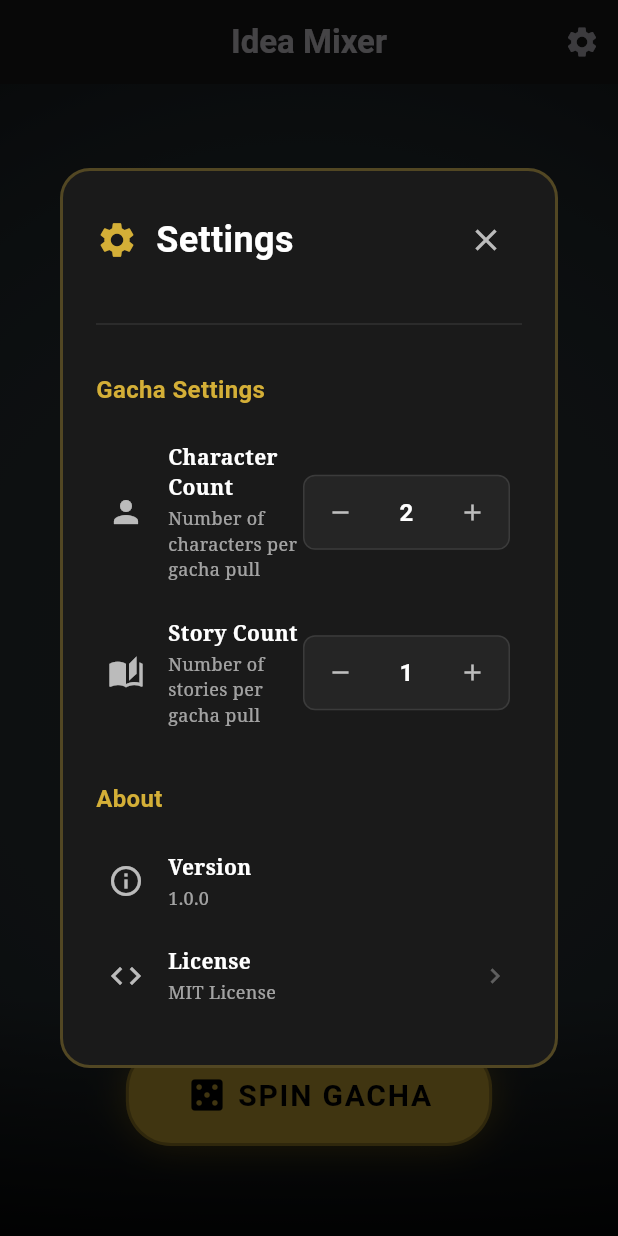
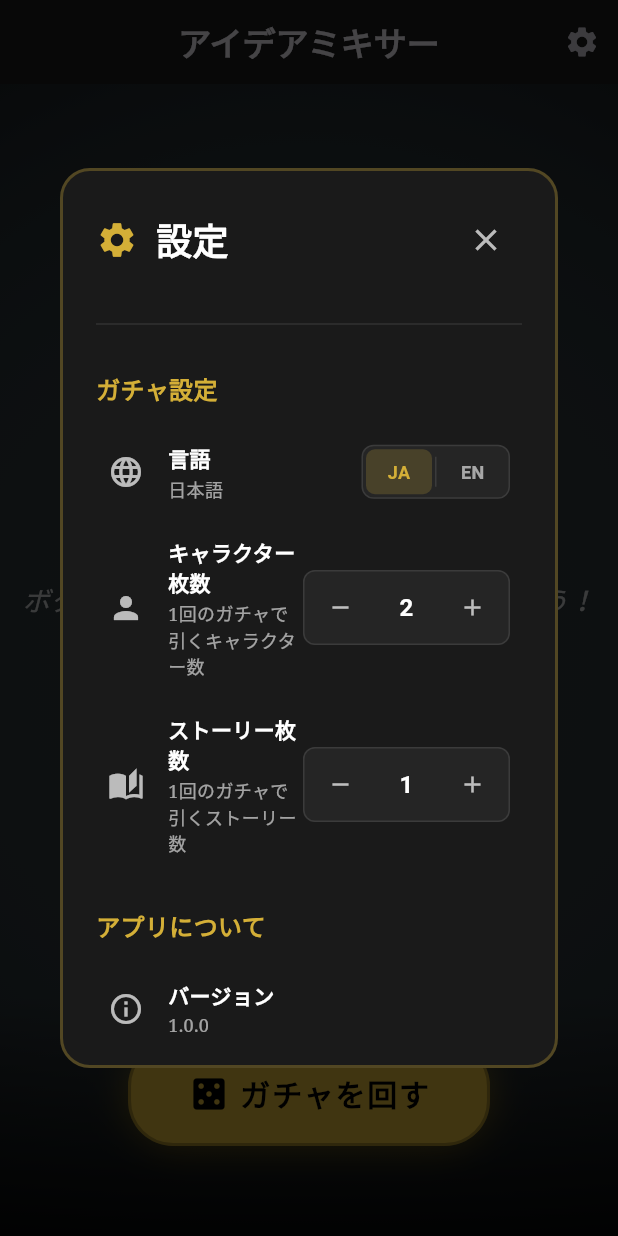
Before and after one commit to GennosukeSatsuki/Gacha, a Flutter app: the screen it shows after launch, after a tap on the "settings" icon, on a phone screen of 412 x 824 dp. Run offline on Flutter 3.47's test engine with Material 3 defaults, Android fonts, the phone set to English and light mode, and no system bars; our stand-ins replace flutter_riverpod, google_fonts, shared_preferences; Roboto replaces fonts that are missing (Philosopher).

Commit message:
Enhance gacha card effects and implement language switcher
- Add rarity-based spin animations
- Implement sparkle particle effects for Rare and Mythic cards
- Add 0.5s delay for sparkle effect to fade after spin stops
- Localize 'Reveal All' and 'Clear' buttons
- Implement language switcher (JA/EN) in settings modal with persistence
- Refactor PlotMixerApp to handle dynamic locale changes

```diff
--- a/lib/features/gacha/gacha_screen.dart
+++ b/lib/features/gacha/gacha_screen.dart
@@ -40,7 +40,7 @@ class GachaScreen extends ConsumerWidget {
               onPressed: () {
                 ref.read(gachaControllerProvider.notifier).clear();
               },
-              tooltip: 'Clear',
+              tooltip: l10n.clear,
             ),
         ],
       ),
@@ -146,7 +146,7 @@ class GachaScreen extends ConsumerWidget {
                                   ),
                                 ),
                                 icon: const Icon(Icons.visibility, size: 20),
-                                label: const Text('REVEAL ALL'),
+                                label: Text(l10n.revealAll),
                               ),
                             ),
                           ),
--- a/lib/features/gacha/gacha_settings_provider.dart
+++ b/lib/features/gacha/gacha_settings_provider.dart
@@ -4,19 +4,23 @@ import 'package:shared_preferences/shared_preferences.dart';
 class GachaSettings {
   final int characterCount;
   final int storyCount;
+  final String locale; // 'en' or 'ja'
 
   const GachaSettings({
     required this.characterCount,
     required this.storyCount,
+    required this.locale,
   });
 
   GachaSettings copyWith({
     int? characterCount,
     int? storyCount,
+    String? locale,
   }) {
     return GachaSettings(
       characterCount: characterCount ?? this.characterCount,
       storyCount: storyCount ?? this.storyCount,
+      locale: locale ?? this.locale,
     );
   }
 
@@ -30,6 +34,7 @@ final gachaSettingsProvider = NotifierProvider<GachaSettingsNotifier, GachaSetti
 class GachaSettingsNotifier extends Notifier<GachaSettings> {
   static const String _keyCharacterCount = 'gacha_character_count';
   static const String _keyStoryCount = 'gacha_story_count';
+  static const String _keyLocale = 'gacha_locale';
 
   @override
   GachaSettings build() {
@@ -37,6 +42,7 @@ class GachaSettingsNotifier extends Notifier<GachaSettings> {
     return const GachaSettings(
       characterCount: 2,
       storyCount: 1,
+      locale: 'ja', // デフォルトは日本語
     );
   }
 
@@ -44,10 +50,12 @@ class GachaSettingsNotifier extends Notifier<GachaSettings> {
     final prefs = await SharedPreferences.getInstance();
     final characterCount = prefs.getInt(_keyCharacterCount) ?? 2;
     final storyCount = prefs.getInt(_keyStoryCount) ?? 1;
+    final locale = prefs.getString(_keyLocale) ?? 'ja';
 
     state = GachaSettings(
       characterCount: characterCount,
       storyCount: storyCount,
+      locale: locale,
     );
   }
 
@@ -72,4 +80,11 @@ class GachaSettingsNotifier extends Notifier<GachaSettings> {
     final prefs = await SharedPreferences.getInstance();
     await prefs.setInt(_keyStoryCount, newCount);
   }
+
+  Future<void> setLocale(String locale) async {
+    state = state.copyWith(locale: locale);
+
+    final prefs = await SharedPreferences.getInstance();
+    await prefs.setString(_keyLocale, locale);
+  }
 }
--- a/lib/features/gacha/settings_modal.dart
+++ b/lib/features/gacha/settings_modal.dart
@@ -76,6 +76,17 @@ class SettingsModal extends ConsumerWidget {
                     _SettingsSection(
                       title: l10n.gachaSettings,
                       children: [
+                        _SettingsTile(
+                          icon: Icons.language,
+                          title: l10n.language,
+                          subtitle: settings.locale == 'ja' ? l10n.japanese : l10n.english,
+                          trailing: _LanguageSwitcher(
+                            currentLocale: settings.locale,
+                            onChanged: (locale) {
+                              ref.read(gachaSettingsProvider.notifier).setLocale(locale);
+                            },
+                          ),
+                        ),
                         _SettingsTile(
                           icon: Icons.person,
                           title: l10n.characterCount,
@@ -293,3 +304,63 @@ class _CounterWidget extends StatelessWidget {
     );
   }
 }
+
+class _LanguageSwitcher extends StatelessWidget {
+  final String currentLocale;
+  final ValueChanged<String> onChanged;
+
+  const _LanguageSwitcher({
+    required this.currentLocale,
+    required this.onChanged,
+  });
+
+  @override
+  Widget build(BuildContext context) {
+    return Container(
+      height: 36,
+      decoration: BoxDecoration(
+        color: Colors.white.withValues(alpha: 0.05),
+        borderRadius: BorderRadius.circular(8),
+        border: Border.all(
+          color: Colors.white.withValues(alpha: 0.1),
+        ),
+      ),
+      child: Row(
+        mainAxisSize: MainAxisSize.min,
+        children: [
+          _buildOption('JA', 'ja'),
+          Container(
+            width: 1,
+            height: 20,
+            color: Colors.white.withValues(alpha: 0.1),
+          ),
+          _buildOption('EN', 'en'),
+        ],
+      ),
+    );
+  }
+
+  Widget _buildOption(String label, String value) {
+    final isSelected = currentLocale == value;
+    return GestureDetector(
+      onTap: () => onChanged(value),
+      child: Container(
+        width: 44,
+        alignment: Alignment.center,
+        decoration: BoxDecoration(
+          color: isSelected ? const Color(0xFFD4AF37).withValues(alpha: 0.2) : Colors.transparent,
+          borderRadius: BorderRadius.circular(6),
+        ),
+        margin: const EdgeInsets.all(2),
+        child: Text(
+          label,
+          style: GoogleFonts.philosopher(
+            fontSize: 12,
+            fontWeight: FontWeight.bold,
+            color: isSelected ? const Color(0xFFD4AF37) : Colors.white60,
+          ),
+        ),
+      ),
+    );
+  }
+}
--- a/lib/l10n/app_en.arb
+++ b/lib/l10n/app_en.arb
@@ -40,6 +40,11 @@
   "characterCountDesc": "Number of characters per gacha pull",
   "storyCount": "Story Count",
   "storyCountDesc": "Number of stories per gacha pull",
+  "revealAll": "REVEAL ALL",
+  "clear": "Clear",
+  "language": "Language",
+  "japanese": "Japanese",
+  "english": "English",
   "about": "About",
   "version": "Version",
   "license": "License",
--- a/lib/l10n/app_ja.arb
+++ b/lib/l10n/app_ja.arb
@@ -41,6 +41,11 @@
   "characterCountDesc": "1回のガチャで引くキャラクター数",
   "storyCount": "ストーリー枚数",
   "storyCountDesc": "1回のガチャで引くストーリー数",
+  "revealAll": "すべて開く",
+  "clear": "リセット",
+  "language": "言語",
+  "japanese": "日本語",
+  "english": "英語",
   "about": "アプリについて",
   "version": "バージョン",
   "license": "ライセンス",
--- a/lib/l10n/app_localizations.dart
+++ b/lib/l10n/app_localizations.dart
@@ -332,6 +332,36 @@ abstract class AppLocalizations {
   /// **'Number of stories per gacha pull'**
   String get storyCountDesc;
 
+  /// No description provided for @revealAll.
+  ///
+  /// In en, this message translates to:
+  /// **'REVEAL ALL'**
+  String get revealAll;
+
+  /// No description provided for @clear.
+  ///
+  /// In en, this message translates to:
+  /// **'Clear'**
+  String get clear;
+
+  /// No description provided for @language.
+  ///
+  /// In en, this message translates to:
+  /// **'Language'**
+  String get language;
+
+  /// No description provided for @japanese.
+  ///
+  /// In en, this message translates to:
+  /// **'Japanese'**
+  String get japanese;
+
+  /// No description provided for @english.
+  ///
+  /// In en, this message translates to:
+  /// **'English'**
+  String get english;
+
   /// No description provided for @about.
   ///
   /// In en, this message translates to:
--- a/lib/l10n/app_localizations_ja.dart
+++ b/lib/l10n/app_localizations_ja.dart
@@ -126,6 +126,21 @@ class AppLocalizationsJa extends AppLocalizations {
   String get storyCountDesc => '1回のガチャで引くストーリー数';
 
   @override
+  String get revealAll => 'すべて開く';
+
+  @override
+  String get clear => 'リセット';
+
+  @override
+  String get language => '言語';
+
+  @override
+  String get japanese => '日本語';
+
+  @override
+  String get english => '英語';
+
+  @override
   String get about => 'アプリについて';
 
   @override
--- a/lib/main.dart
+++ b/lib/main.dart
@@ -4,19 +4,23 @@ import 'package:flutter_localizations/flutter_localizations.dart';
 import 'package:plot_mixer/l10n/app_localizations.dart';
 import 'core/theme.dart';
 import 'features/gacha/gacha_screen.dart';
+import 'features/gacha/gacha_settings_provider.dart';
 
 void main() {
   runApp(const ProviderScope(child: PlotMixerApp()));
 }
 
-class PlotMixerApp extends StatelessWidget {
+class PlotMixerApp extends ConsumerWidget {
   const PlotMixerApp({super.key});
 
   @override
-  Widget build(BuildContext context) {
+  Widget build(BuildContext context, WidgetRef ref) {
+    final settings = ref.watch(gachaSettingsProvider);
+
     return MaterialApp(
       title: 'Plot Mixer',
       theme: AppTheme.darkTheme,
+      locale: Locale(settings.locale),
       localizationsDelegates: const [
         AppLocalizations.delegate,
         GlobalMaterialLocalizations.delegate,
```
Also changed, not shown: lib/features/gacha/animated_gacha_card.dart (+110 -11 lines), lib/features/gacha/sparkle_effect.dart (added, +204 -0 lines), lib/l10n/app_localizations_en.dart (+15 -0 lines), 1 other file.
